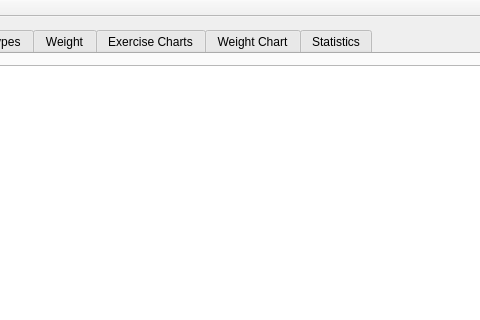
Harrix/harrix-swiss-knife, file src/harrix_swiss_knife/fitness_window.ui: the form before one commit; both pictures show x 204 to 684 and y 0 to 320 of the 1191 by 926 pixel window.
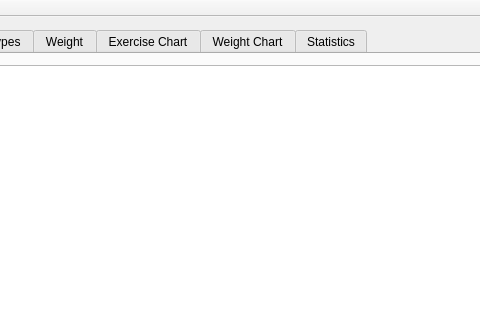
The form after the commit.

Commit message: 🔄 Replace Exercise Charts to Exercise Chart

```diff
--- a/src/harrix_swiss_knife/fitness_window.ui
+++ b/src/harrix_swiss_knife/fitness_window.ui
@@ -789,7 +789,7 @@
       </widget>
       <widget class="QWidget" name="tab_charts">
         <attribute name="title">
-          <string>Exercise Charts</string>
+          <string>Exercise Chart</string>
         </attribute>
         <layout class="QVBoxLayout" name="verticalLayout_charts">
           <item>
```
The commit also changes 4 other files.
